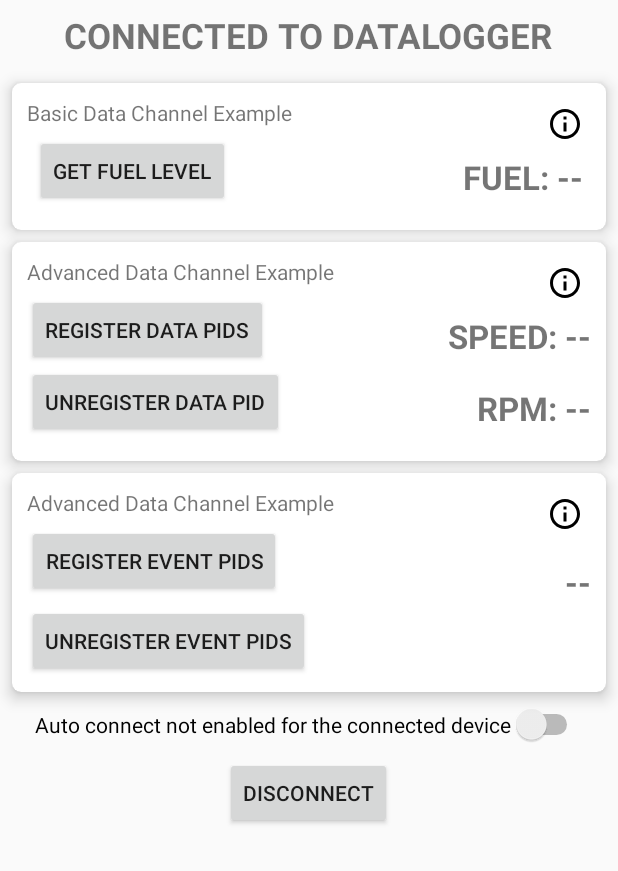
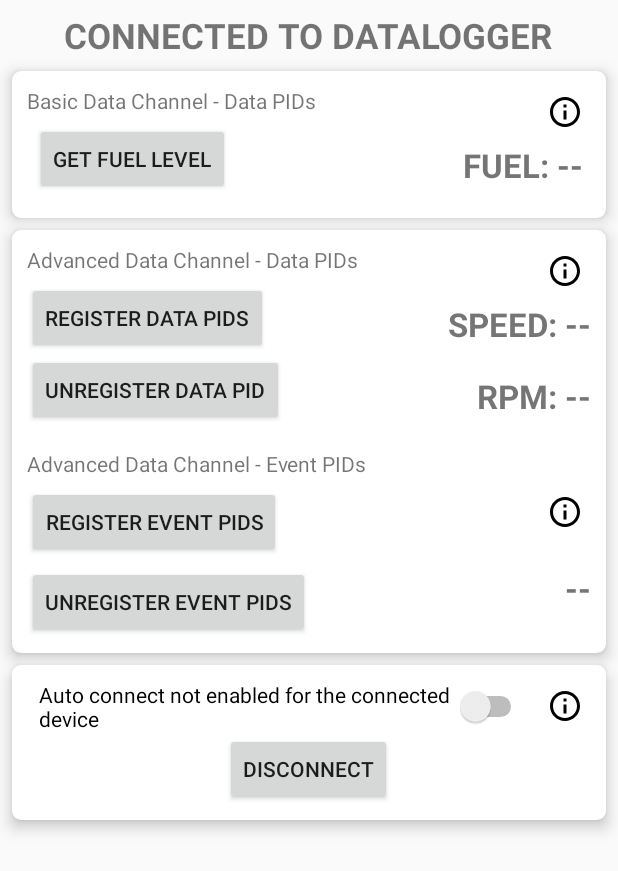
Before and after one commit to danlawinc/smartconnectsdk-android-sample-app, an Android app: the ConnectedActivity screen opened directly, with no data from a screen before it, on a phone screen of 412 x 824 dp. Shown: the top 871 px of the screen. Run offline under Robolectric (Android 15) with nearby library versions, the phone set to English and light mode, and no system bars; our stand-ins replace EventBus; libraries missing offline, so code that uses them is left out: com.danlaw.mobilegateway; 6 statements that could not run were skipped.

Commit message:
fixing ui

```diff
--- a/app/src/main/res/layout/activity_connected.xml
+++ b/app/src/main/res/layout/activity_connected.xml
@@ -13,7 +13,7 @@
         android:layout_height="wrap_content"
         android:layout_alignParentTop="true"
         android:layout_centerHorizontal="true"
-        android:layout_margin="8dp"
+        android:layout_marginTop="8dp"
         android:text="CONNECTED TO DATALOGGER"
         android:textSize="23sp"
         android:textStyle="bold" />
@@ -38,7 +38,7 @@
                 android:id="@+id/basicString"
                 android:layout_width="wrap_content"
                 android:layout_height="wrap_content"
-                android:text="Basic Data Channel Example" />
+                android:text="@string/basic_header" />
 
             <ImageView
                 android:id="@+id/basicChannelDataPidInfo"
@@ -86,6 +86,7 @@
         app:cardElevation="6dp">
 
         <RelativeLayout
+            android:id="@+id/advancedDataContainer"
             android:layout_width="match_parent"
             android:layout_height="wrap_content"
             android:layout_margin="10dp">
@@ -94,7 +95,7 @@
                 android:id="@+id/advancedString"
                 android:layout_width="wrap_content"
                 android:layout_height="wrap_content"
-                android:text="Advanced Data Channel Example" />
+                android:text="@string/advanced_header_data" />
 
             <ImageView
                 android:id="@+id/advancedChannelDataPidInfo"
@@ -147,14 +148,61 @@
                 android:text="RPM: --"
                 android:textSize="22sp"
                 android:textStyle="bold" />
+
+            <TextView
+                android:id="@+id/eventString"
+                android:layout_width="wrap_content"
+                android:layout_height="wrap_content"
+                android:layout_below="@+id/unRegisterAdvancedButton"
+                android:layout_marginTop="10dp"
+                android:text="@string/advanced_header_events" />
+
+            <Button
+                android:id="@+id/EventPidRequestButton"
+                android:layout_width="wrap_content"
+                android:layout_height="wrap_content"
+                android:layout_below="@id/eventString"
+                android:layout_alignParentStart="true"
+                android:layout_marginTop="5dp"
+                android:onClick="onEventPid"
+                android:text="Register Event Pids" />
+
+            <ImageView
+                android:id="@+id/advancedChannelEventPidInfo"
+                android:layout_width="wrap_content"
+                android:layout_height="wrap_content"
+                android:layout_alignTop="@id/EventPidRequestButton"
+                android:layout_alignParentEnd="true"
+                android:onClick="onMoreInfoClicked"
+                android:padding="5dp"
+                app:srcCompat="@drawable/ic_info_outline_black_24dp" />
+
+            <Button
+                android:id="@+id/unregisterEventButton"
+                android:layout_width="wrap_content"
+                android:layout_height="wrap_content"
+                android:layout_below="@+id/EventPidRequestButton"
+                android:layout_alignParentStart="true"
+                android:layout_marginTop="5dp"
+                android:onClick="onUnregisterEventPid"
+                android:text="Unregister Event Pids" />
+
+            <TextView
+                android:id="@+id/eventDescriptionTextView"
+                android:layout_width="wrap_content"
+                android:layout_height="wrap_content"
+                android:layout_alignTop="@id/unregisterEventButton"
+                android:layout_alignParentEnd="true"
+                android:text="--"
+                android:textSize="22sp"
+                android:textStyle="bold" />
         </RelativeLayout>
     </android.support.v7.widget.CardView>
 
     <android.support.v7.widget.CardView
-        android:id="@+id/cardView6"
         android:layout_width="match_parent"
         android:layout_height="wrap_content"
-        android:layout_below="@id/cardView4"
+        android:layout_below="@+id/cardView4"
         android:layout_marginStart="8dp"
         android:layout_marginTop="8dp"
         android:layout_marginEnd="8dp"
@@ -167,14 +215,8 @@
             android:layout_height="wrap_content"
             android:layout_margin="10dp">
 
-            <TextView
-                android:id="@+id/eventString"
-                android:layout_width="wrap_content"
-                android:layout_height="wrap_content"
-                android:text="Advanced Data Channel Example" />
-
             <ImageView
-                android:id="@+id/advancedChannelEventPidInfo"
+                android:id="@+id/autoConnectInfo"
                 android:layout_width="wrap_content"
                 android:layout_height="wrap_content"
                 android:layout_alignParentTop="true"
@@ -183,44 +225,15 @@
                 android:padding="5dp"
                 app:srcCompat="@drawable/ic_info_outline_black_24dp" />
 
-            <Button
-                android:id="@+id/EventPidRequestButton"
-                android:layout_width="wrap_content"
-                android:layout_height="wrap_content"
-                android:layout_below="@id/eventString"
-                android:layout_alignParentStart="true"
-                android:layout_marginTop="5dp"
-                android:onClick="onEventPid"
-                android:text="Register Event Pids" />
-
-            <Button
-                android:layout_width="wrap_content"
-                android:layout_height="wrap_content"
-                android:layout_below="@+id/EventPidRequestButton"
-                android:layout_alignParentStart="true"
-                android:layout_marginTop="5dp"
-                android:onClick="onUnregisterEventPid"
-                android:text="Unregister Event Pids" />
-
-            <TextView
-                android:id="@+id/eventDescriptionTextView"
-                android:layout_width="wrap_content"
-                android:layout_height="wrap_content"
-                android:layout_alignParentEnd="true"
-                android:layout_centerVertical="true"
-                android:text="--"
-                android:textSize="22sp"
-                android:textStyle="bold" />
-        </RelativeLayout>
-    </android.support.v7.widget.CardView>
-
             <Switch
                 android:id="@+id/favSwitch"
                 android:layout_width="wrap_content"
                 android:layout_height="wrap_content"
-        android:layout_below="@+id/cardView6"
+                android:layout_alignParentStart="true"
                 android:layout_centerHorizontal="true"
-        android:layout_margin="8dp"
+                android:layout_marginLeft="8dp"
+                android:layout_marginRight="8dp"
+                android:layout_toStartOf="@id/autoConnectInfo"
                 android:checked="false"
                 tools:checked="false" />
 
@@ -234,3 +247,5 @@
                 android:onClick="onDisconnectClicked"
                 android:text="Disconnect" />
         </RelativeLayout>
+    </android.support.v7.widget.CardView>
+</RelativeLayout>
--- a/app/src/main/res/values/strings.xml
+++ b/app/src/main/res/values/strings.xml
@@ -8,4 +8,6 @@
     <string name="advanced_info_events">Event PIDs can only be requested through advanced data channel.\nPIDs requested through this channel continue to receive updates in realtime until they are unregistered.</string>
     <string name="advanced_header_data">Advanced Data Channel - Data PIDs</string>
     <string name="advanced_header_events">Advanced Data Channel - Event PIDs</string>
+    <string name="autoconnect_info">If Auto Connect is turned on app will set the connected device as favorite and then the app will try to connect to the device automatically during any foreground or background (triggered by location change) scans.</string>
+    <string name="autoconnect_header">Auto Connect</string>
 </resources>
```
Lines whose indentation alone changed are shown as unchanged.
